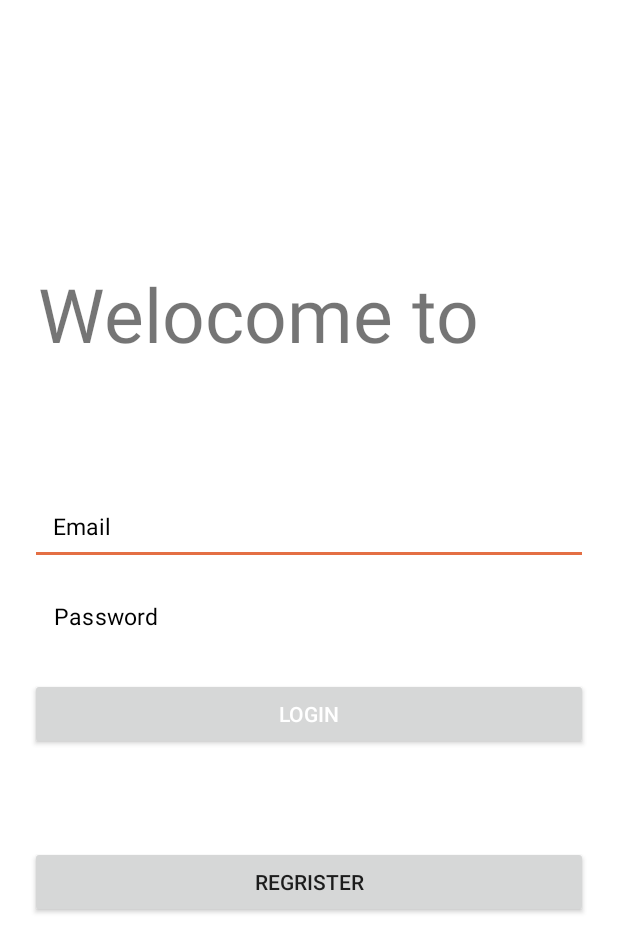
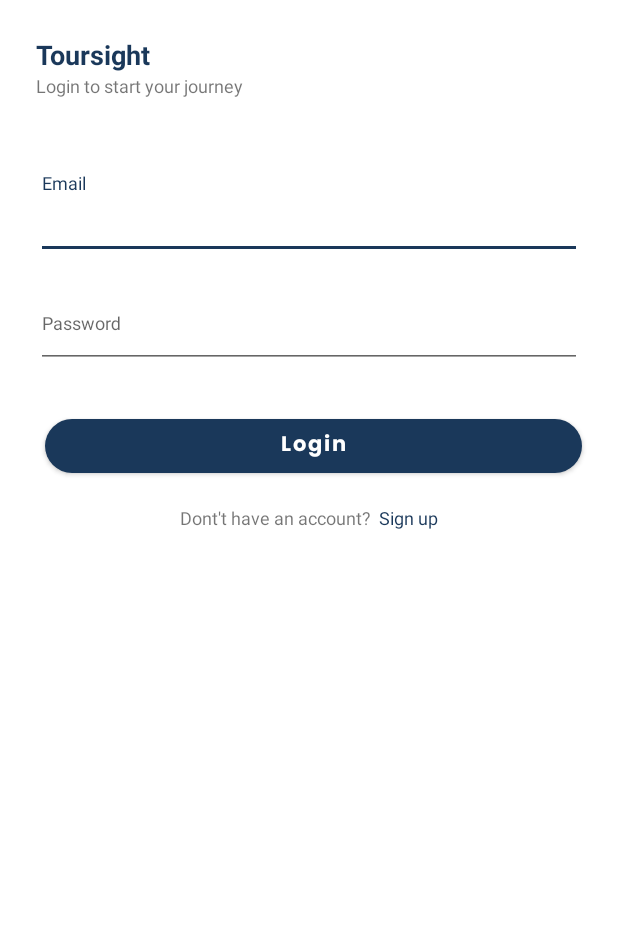
Before and after one commit to Capstone-C22-PS073/Frontend-Kotlin, an Android app: the LoginActivity screen opened directly, with no data from a screen before it, on a phone screen of 412 x 824 dp. Shown: the top 952 px of the screen. Run offline under Robolectric (Android 15) with nearby library versions, the phone set to English and light mode, and no system bars.

Commit message:
edit activity login layout

```diff
--- a/app/src/main/java/com/capstonec22ps073/toursight/LoginActivity.java
+++ b/app/src/main/java/com/capstonec22ps073/toursight/LoginActivity.java
@@ -15,14 +15,15 @@ import com.capstonec22ps073.toursight.databinding.OnboardingItemContainerBinding
 
 public class LoginActivity extends Activity {
     Button btnRegister;
-protected void onCreate(Bundle savedInstanceState) {
-    super.onCreate(savedInstanceState);
-    setContentView(R.layout.activity_login);
-    btnRegister = findViewById(R.id.btn_register);
-    btnRegister.setOnClickListener(view -> {
-        Intent i = new Intent(LoginActivity.this, RegisterActivity.class);
-        startActivity(i);
-    });
+
+    protected void onCreate(Bundle savedInstanceState) {
+        super.onCreate(savedInstanceState);
+        setContentView(R.layout.activity_login);
+//    btnRegister = findViewById(R.id.btn_register);
+//    btnRegister.setOnClickListener(view -> {
+//        Intent i = new Intent(LoginActivity.this, RegisterActivity.class);
+//        startActivity(i);
+//    });
+    }
+
 }
-
-    }
--- a/app/src/main/res/layout/activity_login.xml
+++ b/app/src/main/res/layout/activity_login.xml
@@ -1,93 +1,112 @@
 <?xml version="1.0" encoding="utf-8"?>
-<RelativeLayout xmlns:android="http://schemas.android.com/apk/res/android"
+<LinearLayout xmlns:android="http://schemas.android.com/apk/res/android"
     xmlns:app="http://schemas.android.com/apk/res-auto"
     xmlns:tools="http://schemas.android.com/tools"
     android:layout_width="match_parent"
     android:layout_height="match_parent"
+    android:orientation="vertical"
     tools:context=".LoginActivity">
 
     <TextView
-        android:id="@+id/tv_title"
+        android:id="@+id/tv_logo"
+        style="@style/HeaderText"
+        android:textStyle="bold"
         android:layout_width="wrap_content"
         android:layout_height="wrap_content"
-        android:layout_above="@id/tv_subtitle"
-        android:layout_marginStart="25dp"
-        android:layout_marginBottom="10dp"
-        android:text="@string/welocome_to"
-        android:textSize="50sp" />
+        android:layout_marginStart="24dp"
+        android:layout_marginTop="24dp"
+        android:text="Toursight"
+        android:textColor="@color/primary_color"/>
 
     <TextView
         android:id="@+id/tv_subtitle"
-        style="@style/TextAppearance.MaterialComponents.Body2"
+        style="@style/DescriptionText"
         android:layout_width="wrap_content"
         android:layout_height="wrap_content"
-        android:text=""
-        android:textSize="17sp"
-        android:layout_marginStart="25dp"
-        android:layout_marginBottom="50dp"
-        android:layout_above="@id/et_email"/>
-
-   <com.google.android.material.textfield.TextInputEditText
-        android:id="@+id/et_email"
-        android:layout_width="match_parent"
-        android:layout_height="50dp"
-        android:layout_above="@id/et_password"
-        android:layout_marginLeft="20dp"
-        android:layout_marginRight="20dp"
-        android:hint="@string/email"
-        android:inputType="textEmailAddress"
-        android:padding="15dp"
-        android:textColor="@color/black"
-        android:textColorHint="@color/black"
-        android:textSize="15sp"
-        tools:ignore="MissingClass" />
+        android:layout_marginStart="24dp"
+        android:text="Login to start your journey"/>
 
     <com.google.android.material.textfield.TextInputLayout
-        android:id="@+id/et_password"
+        android:id="@+id/et_email_layout"
+        android:theme="@style/Theme.App.Base"
+        style="@style/Widget.Design.TextInputLayout"
         android:layout_width="match_parent"
         android:layout_height="wrap_content"
-        android:layout_centerInParent="true"
-        android:layout_marginLeft="20dp"
-        android:layout_marginTop="10dp"
-        android:layout_marginRight="20dp"
-        app:boxBackgroundMode="none"
-        app:hintEnabled="false"
-        app:passwordToggleEnabled="false">
+        android:layout_marginTop="50dp"
+        android:layout_marginEnd="24dp"
+        android:layout_marginStart="24dp"
+        android:hint="Email">
 
         <com.google.android.material.textfield.TextInputEditText
-            android:id="@+id/et_password_login"
+            android:id="@+id/et_email"
+            android:layout_width="match_parent"
+            android:layout_height="wrap_content"
+            android:inputType="textEmailAddress"
+            android:paddingBottom="20dp"
+            android:textSize="12sp"/>
+
+    </com.google.android.material.textfield.TextInputLayout>
+
+    <com.google.android.material.textfield.TextInputLayout
+        android:id="@+id/et_password_layout"
+        android:theme="@style/Theme.App.Base"
+        style="@style/Widget.Design.TextInputLayout"
+        android:layout_width="match_parent"
+        android:layout_height="wrap_content"
+        android:layout_marginTop="12dp"
+        android:layout_marginStart="24dp"
+        android:layout_marginEnd="24dp"
+        android:hint="@string/password">
+
+        <com.google.android.material.textfield.TextInputEditText
+            android:id="@+id/et_password"
             android:layout_width="match_parent"
             android:layout_height="50dp"
             android:layout_centerInParent="true"
-            android:hint="@string/password"
+            android:layout_marginTop="12dp"
             android:inputType="textPassword"
-            android:padding="15dp"
-            android:textColor="@color/black"
-            android:textColorHint="@color/black"
-
-            android:textSize="15sp"
-            tools:ignore="MissingClass" />
+            android:paddingBottom="20dp"
+            android:textSize="12sp"/>
 
     </com.google.android.material.textfield.TextInputLayout>
 
-    <Button
+    <com.google.android.material.button.MaterialButton
         android:id="@+id/btn_login"
         android:layout_width="match_parent"
         android:layout_height="wrap_content"
-        android:layout_below="@id/et_password"
-        android:layout_marginLeft="20dp"
-        android:layout_marginTop="15dp"
-        android:layout_marginRight="20dp"
+        android:layout_marginTop="28dp"
+        android:layout_marginStart="30dp"
+        android:layout_marginEnd="24dp"
+        android:fontFamily="@font/poppins_bold"
+        app:cornerRadius="40dp"
         android:text="@string/login"
+        android:textAllCaps="false"
         android:textColor="@android:color/white" />
 
-    <Button
-        android:id="@+id/btn_register"
+    <LinearLayout
         android:layout_width="match_parent"
         android:layout_height="wrap_content"
-        android:layout_below="@id/btn_login"
-        android:layout_marginHorizontal="20dp"
-        android:layout_marginTop="64dp"
-        android:text="@string/register" />
+        android:orientation="horizontal"
+        android:layout_marginTop="15dp"
+        android:layout_gravity="center"
+        android:gravity="center">
 
-</RelativeLayout>
+        <TextView
+            android:id="@+id/textView3"
+            style="@style/DescriptionText"
+            android:layout_width="wrap_content"
+            android:layout_height="wrap_content"
+            android:text="Dont\'t have an account?" />
+
+        <TextView
+            android:id="@+id/tv_btn_signup"
+            style="@style/DescriptionText"
+            android:layout_width="wrap_content"
+            android:layout_height="wrap_content"
+            android:layout_marginStart="5dp"
+            android:text="Sign up"
+            android:textColor="@color/primary_color" />
+
+    </LinearLayout>
+
+</LinearLayout>
--- a/app/src/main/res/values/themes.xml
+++ b/app/src/main/res/values/themes.xml
@@ -39,5 +39,9 @@
         <item name="android:textSize">12sp</item>
     </style>
 
+    <style name="Theme.App.Base" parent="Theme.AppCompat.Light.DarkActionBar">
+        <item name="colorControlActivated">@color/primary_color</item>
+        <item name="colorControlHighlight">@color/primary_color</item>
+    </style>
 
 </resources>
```
